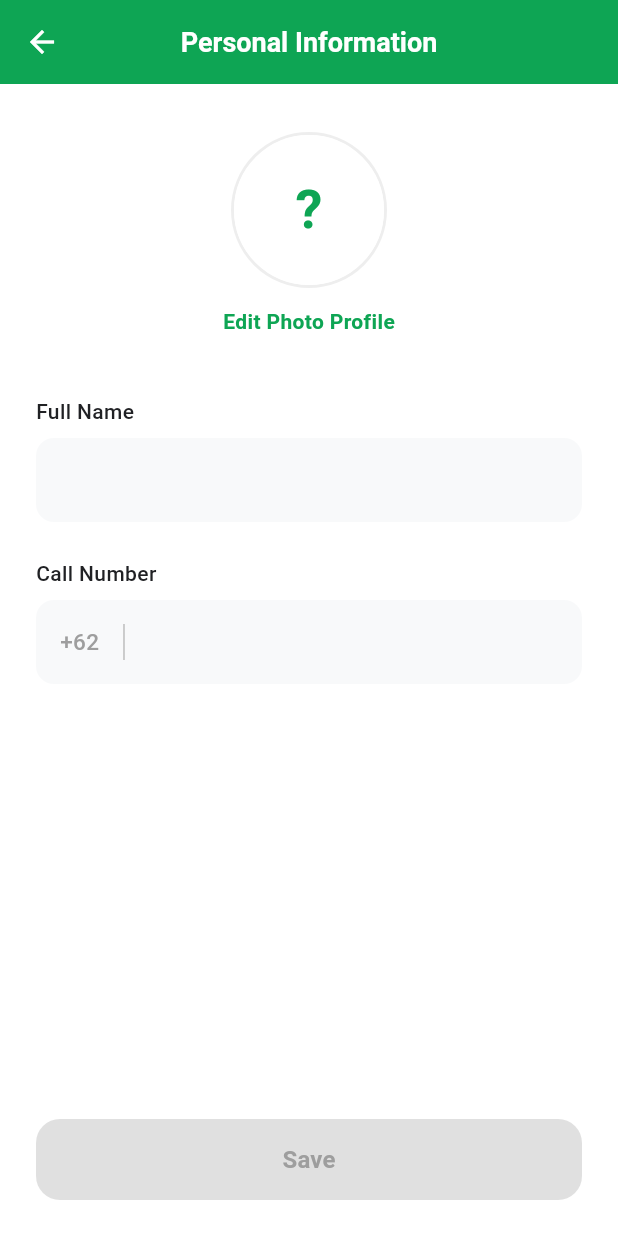
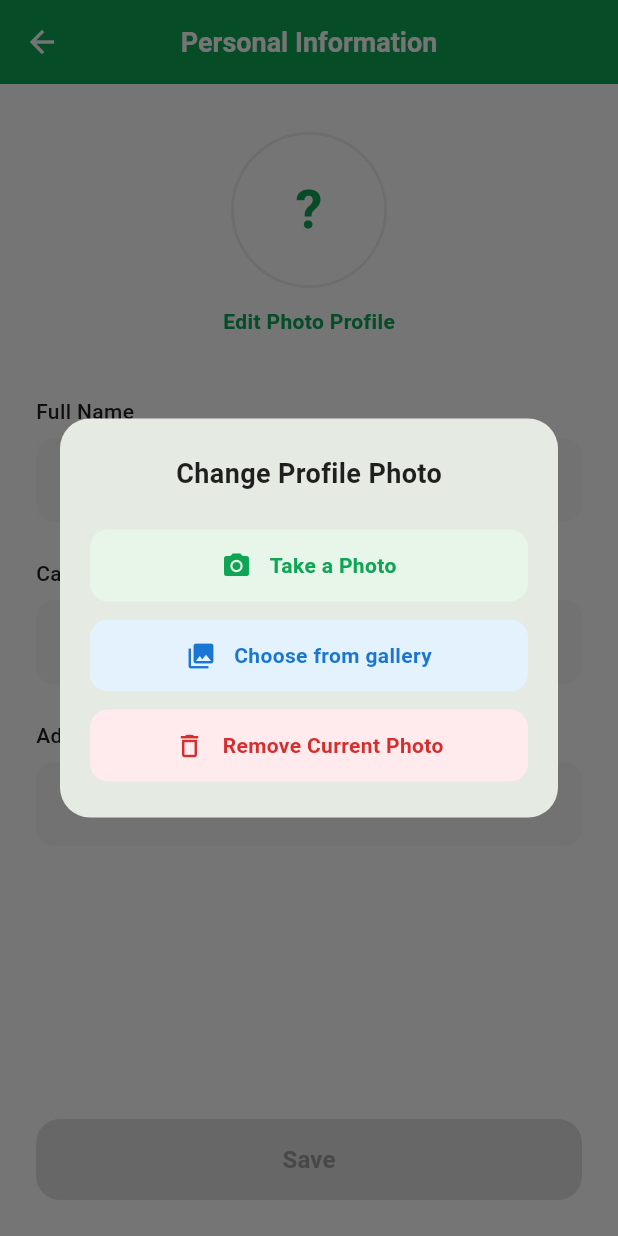
Before and after one commit to CarolusWildan/TubesPBP, a Flutter app: the PersonalInfoScreen screen opened directly, after a tap on "Edit Photo Profile", on a phone screen of 412 x 824 dp. Run offline on Flutter 3.47's test engine with Material 3 defaults, Android fonts, the phone set to English and light mode, and no system bars; our stand-ins replace flutter_secure_storage, image_picker; accounts and stored records are empty; network calls fail.

Commit message:
update profile picture

```diff
--- a/lib/features/auth/data/auth_repository.dart
+++ b/lib/features/auth/data/auth_repository.dart
@@ -1,5 +1,5 @@
 import 'package:flutter/foundation.dart';
-
+import 'dart:io';
 import '../../../../shared/models/user_model.dart';
 import '../../../../shared/network/api_client.dart';
 
@@ -29,16 +29,27 @@ class AuthRepository {
   Future<UserModel> updateProfile({
     required String fullName,
     required String phoneNumber,
+    required String address,
+    File? imageFile,
   }) async {
     try {
-      // Asumsi endpoint Laravel: PUT /user/profile atau POST /user/profile
-      // Jika menggunakan POST untuk update, biasanya Laravel butuh _method: 'PUT'
-      final response = await apiClient.post('/profile', {
+      // 1. Bungkus data teks ke dalam variabel 'fields' (Map<String, String>)
+      final fields = {
         'nama': fullName,
         'no_hp': phoneNumber,
-      }, unwrapData: false);
+        'alamat': address,
+      };
 
-      // Membaca data user yang dikembalikan oleh Laravel setelah update
+      // 2. HANYA gunakan postMultipart. Jangan panggil apiClient.post yang lama.
+      final response = await apiClient.postMultipart(
+        '/profile',
+        fields,
+        file: imageFile,
+        fileField: 'user_image',
+        unwrapData: false,
+      );
+
+      // 3. Baca respons dari Laravel
       final userJson = _readMap(response, ['user', 'data.user', 'data']);
 
       if (userJson == null) {
--- a/lib/features/auth/presentation/providers/auth_provider.dart
+++ b/lib/features/auth/presentation/providers/auth_provider.dart
@@ -1,5 +1,5 @@
 import 'dart:convert';
-
+import 'dart:io';
 import 'package:flutter/material.dart';
 import 'package:tubes_hotel/core/services/local_storage_service.dart';
 import 'package:tubes_hotel/features/auth/data/auth_repository.dart';
@@ -66,6 +66,8 @@ class AuthProvider extends ChangeNotifier {
   Future<bool> updateProfile({
     required String fullName,
     required String phone,
+    required String address,
+    File? imageFile,
   }) async {
     _setLoading(true);
     _clearError();
@@ -76,6 +78,8 @@ class AuthProvider extends ChangeNotifier {
       final updatedUser = await _authRepository.updateProfile(
         fullName: fullName,
         phoneNumber: phone,
+        address: address,
+        imageFile: imageFile,
       );
 
       // 2. Perbarui state lokal
--- a/lib/features/home/presentation/screens/personal_info_screen.dart
+++ b/lib/features/home/presentation/screens/personal_info_screen.dart
@@ -1,5 +1,7 @@
+import 'dart:io';
 import 'package:flutter/material.dart';
 import 'package:provider/provider.dart';
+import 'package:image_picker/image_picker.dart';
 import '../../../auth/presentation/providers/auth_provider.dart';
 
 class PersonalInfoScreen extends StatefulWidget {
@@ -12,13 +14,20 @@ class PersonalInfoScreen extends StatefulWidget {
 class _PersonalInfoScreenState extends State<PersonalInfoScreen> {
   late TextEditingController _nameController;
   late TextEditingController _phoneController;
+  late TextEditingController _addressController;
 
-  // Variabel untuk menyimpan data asli
+  // State untuk menyimpan data asli
   late String _initialName;
   late String _initialPhone;
+  late String _initialAddress;
+
+  // State manajemen gambar
+  File? _selectedImageFile;
+  bool _isPhotoRemoved = false;
+  final ImagePicker _picker = ImagePicker();
 
   bool _isLoading = false;
-  bool _hasChanges = false; // Status untuk memantau apakah ada perubahan ketikan
+  bool _hasChanges = false;
 
   static const Color _primaryGreen = Color(0xFF0EA554);
   static const Color _inputBackground = Color(0xFFF8F9FA);
@@ -26,49 +35,52 @@ class _PersonalInfoScreenState extends State<PersonalInfoScreen> {
   @override
   void initState() {
     super.initState();
-
     final currentUser = context.read<AuthProvider>().user;
 
-    // Simpan data asli sebagai titik perbandingan
     _initialName = currentUser?.fullName ?? '';
     _initialPhone = currentUser?.noHp ?? '';
+    _initialAddress = currentUser?.alamat ?? ''; // Ambil alamat dari model
 
     _nameController = TextEditingController(text: _initialName);
     _phoneController = TextEditingController(text: _initialPhone);
+    _addressController = TextEditingController(text: _initialAddress); // Inisialisasi
 
-    // Pasang listener untuk mengecek perubahan setiap kali user mengetik
     _nameController.addListener(_checkForChanges);
     _phoneController.addListener(_checkForChanges);
+    _addressController.addListener(_checkForChanges); // Dengarkan perubahan alamat
   }
 
   @override
   void dispose() {
     _nameController.removeListener(_checkForChanges);
     _phoneController.removeListener(_checkForChanges);
+    _addressController.removeListener(_checkForChanges);
     _nameController.dispose();
     _phoneController.dispose();
+    _addressController.dispose();
     super.dispose();
   }
 
-  // Fungsi untuk membandingkan input saat ini dengan data awal
   void _checkForChanges() {
     final currentName = _nameController.text.trim();
     final currentPhone = _phoneController.text.trim();
+    final currentAddress = _addressController.text.trim(); // TAMBAHAN
 
-    final isChanged = currentName != _initialName || currentPhone != _initialPhone;
+    // Periksa apakah teks berubah
+    final isTextChanged = currentName != _initialName ||
+                          currentPhone != _initialPhone ||
+                          currentAddress != _initialAddress; // TAMBAHAN
 
-    // Update state hanya jika status perubahannya berbeda untuk menghindari render berlebih
+    final isPhotoChanged = _selectedImageFile != null || _isPhotoRemoved;
+    final isChanged = isTextChanged || isPhotoChanged;
+
     if (_hasChanges != isChanged) {
-      setState(() {
-        _hasChanges = isChanged;
-      });
+      setState(() => _hasChanges = isChanged);
     }
   }
 
-  // Fungsi untuk mengekstrak inisial nama (Maksimal 2 huruf)
   String _getInitials(String name) {
     if (name.trim().isEmpty) return '?';
-
     List<String> words = name.trim().split(RegExp(r'\s+'));
     if (words.length == 1) {
       return words[0].substring(0, 1).toUpperCase();
@@ -76,10 +88,179 @@ class _PersonalInfoScreenState extends State<PersonalInfoScreen> {
     return (words[0].substring(0, 1) + words[1].substring(0, 1)).toUpperCase();
   }
 
+  Future<void> _showPhotoActionDialog() async {
+    showDialog(
+      context: context,
+      builder: (BuildContext dialogContext) {
+        return Dialog(
+          shape: RoundedRectangleBorder(borderRadius: BorderRadius.circular(20)),
+          child: Padding(
+            padding: const EdgeInsets.symmetric(vertical: 24, horizontal: 20),
+            child: Column(
+              mainAxisSize: MainAxisSize.min,
+              children: [
+                const Text(
+                  'Change Profile Photo',
+                  style: TextStyle(
+                    fontSize: 18,
+                    fontWeight: FontWeight.bold,
+                    color: Colors.black87,
+                  ),
+                ),
+                const SizedBox(height: 24),
+                _buildPhotoActionButton(
+                  icon: Icons.camera_alt,
+                  label: 'Take a Photo',
+                  color: const Color(0xFFE8F5E9),
+                  textColor: const Color(0xFF0EA554),
+                  onTap: () async {
+                    Navigator.pop(dialogContext);
+                    final XFile? image = await _picker.pickImage(source: ImageSource.camera);
+                    if (image != null) {
+                      setState(() {
+                        _selectedImageFile = File(image.path);
+                        _isPhotoRemoved = false;
+                        _checkForChanges();
+                      });
+                    }
+                  },
+                ),
+                const SizedBox(height: 12),
+                _buildPhotoActionButton(
+                  icon: Icons.photo_library,
+                  label: 'Choose from gallery',
+                  color: const Color(0xFFE3F2FD),
+                  textColor: const Color(0xFF1976D2),
+                  onTap: () async {
+                    Navigator.pop(dialogContext);
+                    final XFile? image = await _picker.pickImage(source: ImageSource.gallery);
+                    if (image != null) {
+                      setState(() {
+                        _selectedImageFile = File(image.path);
+                        _isPhotoRemoved = false;
+                        _checkForChanges();
+                      });
+                    }
+                  },
+                ),
+                const SizedBox(height: 12),
+                _buildPhotoActionButton(
+                  icon: Icons.delete_outline,
+                  label: 'Remove Current Photo',
+                  color: const Color(0xFFFFEBEE),
+                  textColor: const Color(0xFFD32F2F),
+                  onTap: () {
+                    Navigator.pop(dialogContext);
+                    setState(() {
+                      _selectedImageFile = null;
+                      _isPhotoRemoved = true;
+                      _checkForChanges();
+                    });
+                  },
+                ),
+              ],
+            ),
+          ),
+        );
+      },
+    );
+  }
+
+  Widget _buildPhotoActionButton({
+    required IconData icon,
+    required String label,
+    required Color color,
+    required Color textColor,
+    required VoidCallback onTap,
+  }) {
+    return InkWell(
+      onTap: onTap,
+      borderRadius: BorderRadius.circular(12),
+      child: Container(
+        width: double.infinity,
+        padding: const EdgeInsets.symmetric(vertical: 14, horizontal: 16),
+        decoration: BoxDecoration(
+          color: color,
+          borderRadius: BorderRadius.circular(12),
+        ),
+        child: Row(
+          mainAxisAlignment: MainAxisAlignment.center,
+          children: [
+            Icon(icon, color: textColor, size: 20),
+            const SizedBox(width: 12),
+            Text(
+              label,
+              style: TextStyle(color: textColor, fontWeight: FontWeight.w600, fontSize: 14),
+            ),
+          ],
+        ),
+      ),
+    );
+  }
+
+  void _showSuccessDialog() {
+    showDialog(
+      context: context,
+      barrierDismissible: false,
+      builder: (BuildContext dialogContext) {
+        return Dialog(
+          shape: RoundedRectangleBorder(borderRadius: BorderRadius.circular(20)),
+          child: Padding(
+            padding: const EdgeInsets.all(24.0),
+            child: Column(
+              mainAxisSize: MainAxisSize.min,
+              children: [
+                const Icon(Icons.check_box, color: _primaryGreen, size: 60),
+                const SizedBox(height: 16),
+                const Text(
+                  'Success',
+                  style: TextStyle(fontSize: 22, fontWeight: FontWeight.bold),
+                ),
+                const SizedBox(height: 8),
+                const Text(
+                  'Your profile details have been changed successfully',
+                  textAlign: TextAlign.center,
+                  style: TextStyle(color: Colors.black87, fontSize: 14),
+                ),
+                const SizedBox(height: 24),
+                const Text(
+                  'Directing to Home...',
+                  style: TextStyle(color: Colors.black54, fontSize: 12),
+                ),
+                const SizedBox(height: 12),
+                ClipRRect(
+                  borderRadius: BorderRadius.circular(10),
+                  child: TweenAnimationBuilder<double>(
+                    tween: Tween<double>(begin: 0.0, end: 1.0),
+                    duration: const Duration(seconds: 2),
+                    builder: (context, value, _) {
+                      return LinearProgressIndicator(
+                        value: value,
+                        minHeight: 8,
+                        backgroundColor: const Color(0xFFE8F5E9),
+                        valueColor: const AlwaysStoppedAnimation<Color>(_primaryGreen),
+                      );
+                    },
+                    onEnd: () {
+                      if (!mounted) return;
+                      Navigator.of(dialogContext).pop();
+                      Navigator.of(context).pop();
+                    },
+                  ),
+                ),
+              ],
+            ),
+          ),
+        );
+      },
+    );
+  }
+
   Future<void> _handleSave() async {
+    // Alamat kita biarkan opsional sesuai aturan Laravel kamu ('nullable|string')
     if (_nameController.text.trim().isEmpty || _phoneController.text.trim().isEmpty) {
       ScaffoldMessenger.of(context).showSnackBar(
-        const SnackBar(content: Text('Semua bidang harus diisi!')),
+        const SnackBar(content: Text('Name and Call Number must be filled!')),
       );
       return;
     }
@@ -90,18 +271,14 @@ class _PersonalInfoScreenState extends State<PersonalInfoScreen> {
       await context.read<AuthProvider>().updateProfile(
         fullName: _nameController.text.trim(),
         phone: _phoneController.text.trim(),
+        address: _addressController.text.trim(), // Kirim alamat ke Provider
+        imageFile: _selectedImageFile,
       );
 
       if (!mounted) return;
-      ScaffoldMessenger.of(context).showSnackBar(
-        const SnackBar(content: Text('Profil berhasil diperbarui')),
-      );
-      Navigator.pop(context);
+      _showSuccessDialog();
     } catch (e) {
-      if (!mounted) return;
-      ScaffoldMessenger.of(context).showSnackBar(
-        SnackBar(content: Text('Gagal memperbarui profil: $e')),
-      );
+      // ... (kode error tetap sama)
     } finally {
       if (mounted) setState(() => _isLoading = false);
     }
@@ -111,9 +288,18 @@ class _PersonalInfoScreenState extends State<PersonalInfoScreen> {
   Widget build(BuildContext context) {
     final user = context.watch<AuthProvider>().user;
 
-    final bool hasProfilePic = user?.userImage != null && user!.userImage!.trim().isNotEmpty;
+    // Logika Penentuan Gambar Profile
     final String fullName = user?.fullName ?? 'Guest';
     final String initials = _getInitials(fullName);
+
+    final bool hasDatabaseImage = user?.userImage != null && user!.userImage!.trim().isNotEmpty;
+
+    ImageProvider? profileImageProvider;
+    if (_selectedImageFile != null) {
+      profileImageProvider = FileImage(_selectedImageFile!);
+    } else if (hasDatabaseImage && !_isPhotoRemoved) {
+      profileImageProvider = NetworkImage(user!.userImage!);
+    }
 
     return Scaffold(
       backgroundColor: Colors.white,
@@ -127,11 +313,7 @@ class _PersonalInfoScreenState extends State<PersonalInfoScreen> {
         ),
         title: const Text(
           'Personal Information',
-          style: TextStyle(
-            color: Colors.white,
-            fontSize: 18,
-            fontWeight: FontWeight.w600,
-          ),
+          style: TextStyle(color: Colors.white, fontSize: 18, fontWeight: FontWeight.w600),
         ),
       ),
       body: SafeArea(
@@ -143,17 +325,17 @@ class _PersonalInfoScreenState extends State<PersonalInfoScreen> {
                 child: Column(
                   crossAxisAlignment: CrossAxisAlignment.center,
                   children: [
-                    // --- Bagian Foto Profil Dinamis ---
+                    // --- Avatar ---
                     Container(
                       decoration: BoxDecoration(
                         shape: BoxShape.circle,
-                        border: Border.all(color: Colors.grey.shade200, width: 2), // Garis tepi agar tidak menyatu dengan background putih
+                        border: Border.all(color: Colors.grey.shade200, width: 2),
                       ),
                       child: CircleAvatar(
                         radius: 50,
                         backgroundColor: Colors.white,
-                        backgroundImage: hasProfilePic ? NetworkImage(user.userImage!) : null, //NetworkImage(user!.userImage!)
-                        child: !hasProfilePic
+                        backgroundImage: profileImageProvider,
+                        child: profileImageProvider == null
                             ? Text(
                                 initials,
                                 style: const TextStyle(
@@ -167,21 +349,15 @@ class _PersonalInfoScreenState extends State<PersonalInfoScreen> {
                     ),
                     const SizedBox(height: 12),
                     GestureDetector(
-                      onTap: _isLoading ? null : () {
-                        // Logika untuk upload/ganti foto ke storage & DB
-                      },
+                      onTap: _isLoading ? null : _showPhotoActionDialog,
                       child: const Text(
                         'Edit Photo Profile',
-                        style: TextStyle(
-                          color: _primaryGreen,
-                          fontSize: 14,
-                          fontWeight: FontWeight.w600,
-                        ),
+                        style: TextStyle(color: _primaryGreen, fontSize: 14, fontWeight: FontWeight.w600),
                       ),
                     ),
                     const SizedBox(height: 40),
 
-                    // --- Bagian Form Input ---
+                    // --- Form Input ---
                     _buildCustomTextField(
                       label: 'Full Name',
                       controller: _nameController,
@@ -191,6 +367,12 @@ class _PersonalInfoScreenState extends State<PersonalInfoScreen> {
                     _buildPhoneTextField(
                       label: 'Call Number',
                       controller: _phoneController,
+                      enabled: !_isLoading,
+                    ),
+                    const SizedBox(height: 24),
+                    _buildCustomTextField(
+                      label: 'Address',
+                      controller: _addressController,
                       enabled: !_isLoading,
                     ),
                   ],
@@ -205,33 +387,23 @@ class _PersonalInfoScreenState extends State<PersonalInfoScreen> {
                 width: double.infinity,
                 height: 54,
                 child: ElevatedButton(
-                  // Logika Utama: Tombol menyala JIKA ada perubahan DAN sedang tidak loading
                   onPressed: (_hasChanges && !_isLoading) ? _handleSave : null,
                   style: ElevatedButton.styleFrom(
                     backgroundColor: _primaryGreen,
-                    // Konfigurasi warna saat tombol didisable (null onPressed)
                     disabledBackgroundColor: Colors.grey.shade300,
                     disabledForegroundColor: Colors.grey.shade500,
-                    shape: RoundedRectangleBorder(
-                      borderRadius: BorderRadius.circular(16),
-                    ),
+                    shape: RoundedRectangleBorder(borderRadius: BorderRadius.circular(16)),
                     elevation: 0,
                   ),
                   child: _isLoading
                       ? const SizedBox(
                           height: 24,
                           width: 24,
-                          child: CircularProgressIndicator(
-                            color: Colors.white,
-                            strokeWidth: 2.5,
-                          ),
+                          child: CircularProgressIndicator(color: Colors.white, strokeWidth: 2.5),
                         )
                       : const Text(
                           'Save',
-                          style: TextStyle(
-                            fontSize: 16,
-                            fontWeight: FontWeight.w600,
-                          ),
+                          style: TextStyle(fontSize: 16, fontWeight: FontWeight.w600),
                         ),
                 ),
               ),
@@ -252,11 +424,7 @@ class _PersonalInfoScreenState extends State<PersonalInfoScreen> {
       children: [
         Text(
           label,
-          style: const TextStyle(
-            color: Color(0xFF202124),
-            fontSize: 14,
-            fontWeight: FontWeight.w500,
-          ),
+          style: const TextStyle(color: Color(0xFF202124), fontSize: 14, fontWeight: FontWeight.w500),
         ),
         const SizedBox(height: 8),
         TextField(
@@ -265,10 +433,7 @@ class _PersonalInfoScreenState extends State<PersonalInfoScreen> {
           decoration: InputDecoration(
             filled: true,
             fillColor: _inputBackground,
-            border: OutlineInputBorder(
-              borderRadius: BorderRadius.circular(12),
-              borderSide: BorderSide.none,
-            ),
+            border: OutlineInputBorder(borderRadius: BorderRadius.circular(12), borderSide: BorderSide.none),
             contentPadding: const EdgeInsets.symmetric(horizontal: 16, vertical: 16),
           ),
         ),
@@ -286,36 +451,18 @@ class _PersonalInfoScreenState extends State<PersonalInfoScreen> {
       children: [
         Text(
           label,
-          style: const TextStyle(
-            color: Color(0xFF202124),
-            fontSize: 14,
-            fontWeight: FontWeight.w500,
-          ),
+          style: const TextStyle(color: Color(0xFF202124), fontSize: 14, fontWeight: FontWeight.w500),
         ),
         const SizedBox(height: 8),
         Container(
-          decoration: BoxDecoration(
-            color: _inputBackground,
-            borderRadius: BorderRadius.circular(12),
-          ),
+          decoration: BoxDecoration(color: _inputBackground, borderRadius: BorderRadius.circular(12)),
           child: Row(
             children: [
               const Padding(
                 padding: EdgeInsets.symmetric(horizontal: 16),
-                child: Text(
-                  '+62',
-                  style: TextStyle(
-                    color: Colors.grey,
-                    fontSize: 15,
-                    fontWeight: FontWeight.w500,
-                  ),
-                ),
+                child: Text('+62', style: TextStyle(color: Colors.grey, fontSize: 15, fontWeight: FontWeight.w500)),
               ),
-              Container(
-                width: 1,
-                height: 24,
-                color: Colors.grey.shade400,
-              ),
+              Container(width: 1, height: 24, color: Colors.grey.shade400),
               Expanded(
                 child: TextField(
                   controller: controller,
--- a/pubspec.yaml
+++ b/pubspec.yaml
@@ -11,6 +11,7 @@ dependencies:
     sdk: flutter
   flutter_secure_storage: ^10.0.0
   http: ^1.6.0
+  image_picker: ^1.2.2
   intl: ^0.20.2
   provider: ^6.1.5+1
 
```
Also changed, not shown: lib/shared/network/api_client.dart (+45 -4 lines), pubspec.lock, 5 other files.
